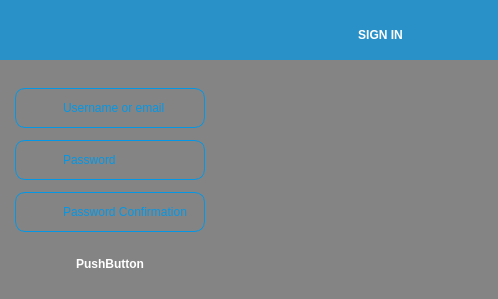
Qt form registration.ui (mistrale/everywhere) before a commit.
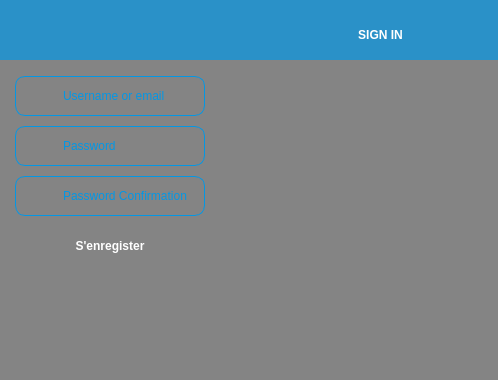
The same form after that commit. Icons and pictures are not drawn.

Commit message: ring bar connection registration

The edit to the form file:
```diff
--- a/registration.ui
+++ b/registration.ui
@@ -7,7 +7,7 @@
     <x>0</x>
     <y>0</y>
     <width>498</width>
-    <height>299</height>
+    <height>380</height>
    </rect>
   </property>
   <property name="windowTitle">
@@ -19,7 +19,7 @@
      <x>0</x>
      <y>0</y>
      <width>500</width>
-     <height>300</height>
+     <height>381</height>
     </rect>
    </property>
    <property name="styleSheet">
@@ -33,7 +33,7 @@
       <x>0</x>
       <y>0</y>
       <width>501</width>
-      <height>301</height>
+      <height>381</height>
      </rect>
     </property>
     <layout class="QGridLayout" name="gridLayout">
@@ -147,12 +147,12 @@
           <x>0</x>
           <y>0</y>
           <width>221</width>
-          <height>221</height>
+          <height>301</height>
          </rect>
         </property>
         <layout class="QVBoxLayout" name="verticalLayout">
          <property name="spacing">
-          <number>0</number>
+          <number>10</number>
          </property>
          <item alignment="Qt::AlignHCenter">
           <widget class="QLineEdit" name="emailEdit">
@@ -269,7 +269,36 @@
 }</string>
            </property>
            <property name="text">
-            <string>PushButton</string>
+            <string>S'enregister</string>
+           </property>
+          </widget>
+         </item>
+         <item alignment="Qt::AlignHCenter">
+          <widget class="QLabel" name="ring">
+           <property name="minimumSize">
+            <size>
+             <width>50</width>
+             <height>50</height>
+            </size>
+           </property>
+           <property name="maximumSize">
+            <size>
+             <width>50</width>
+             <height>50</height>
+            </size>
+           </property>
+           <property name="text">
+            <string/>
+           </property>
+          </widget>
+         </item>
+         <item>
+          <widget class="QLabel" name="warning">
+           <property name="text">
+            <string/>
+           </property>
+           <property name="alignment">
+            <set>Qt::AlignCenter</set>
            </property>
           </widget>
          </item>
@@ -286,7 +315,7 @@
         <property name="geometry">
          <rect>
           <x>0</x>
-          <y>50</y>
+          <y>90</y>
           <width>211</width>
           <height>111</height>
          </rect>
```
The commit also changes 8 other files.
